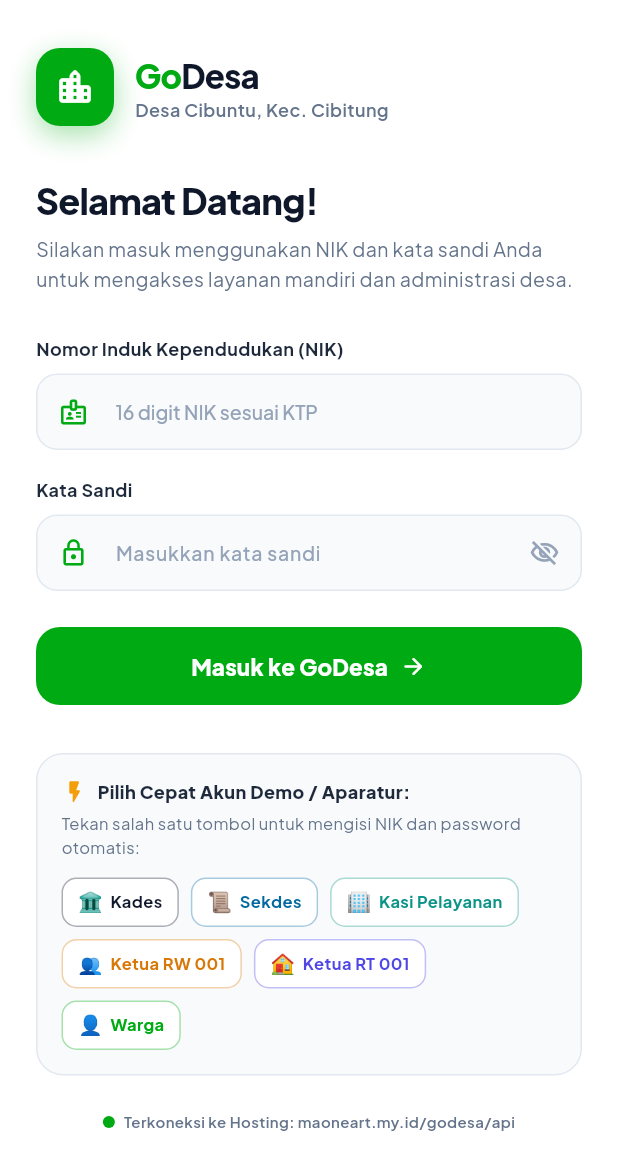
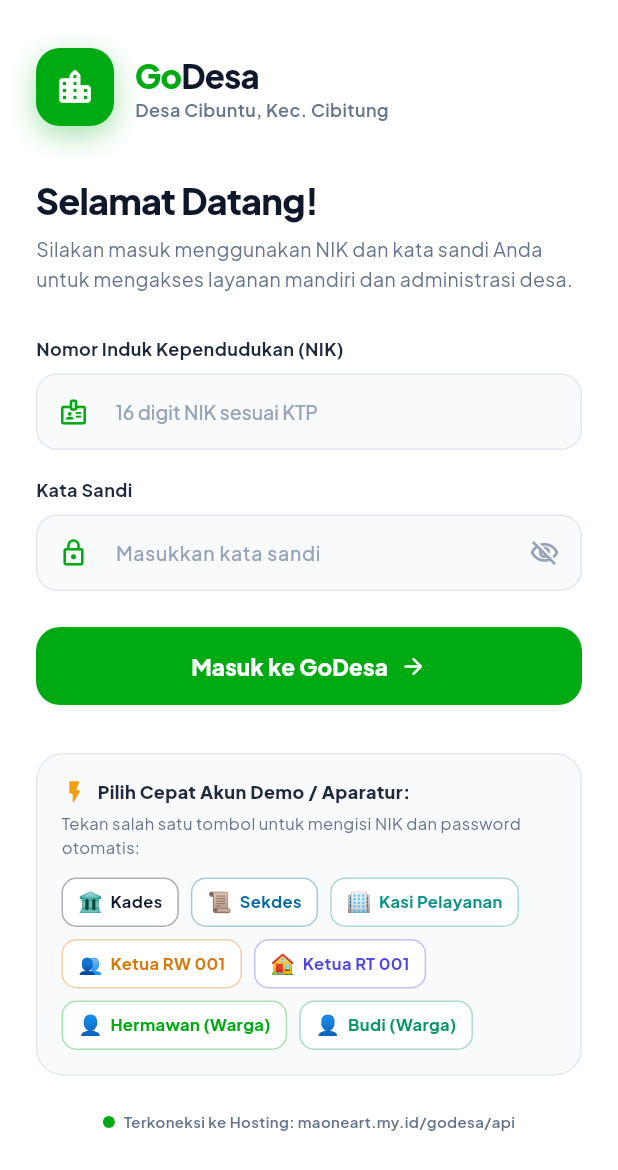
Before and after one commit to maoneart/GoDesa, a Flutter app: the screen it shows after launch, on a phone screen of 412 x 824 dp. Shown: the top 1170 px of the screen. Run offline on Flutter 3.47's test engine with Material 3 defaults, Android fonts, the phone set to English and light mode, and no system bars; our stand-ins replace google_fonts, shared_preferences; accounts and stored records are empty.

Commit message:
fix(auth): refine NIK formatting, fix quick chip NIKs, and expand demo passwords

```diff
--- a/flutter_godesa/lib/screens/auth/login_screen.dart
+++ b/flutter_godesa/lib/screens/auth/login_screen.dart
@@ -419,18 +419,26 @@
                         _buildQuickChip(
                           icon: '🏠',
                           title: 'Ketua RT 001',
-                          name: 'Bpk. Sutisna',
-                          nik: '3216070101000001',
+                          name: 'Bpk. M. Kosasih',
+                          nik: '3216070101000006',
                           pass: 'rt123',
                           color: const Color(0xFF4F46E5),
                         ),
                         _buildQuickChip(
                           icon: '👤',
-                          title: 'Warga',
-                          name: 'Budi Kusuma (KK)',
-                          nik: '32160710890001',
+                          title: 'Hermawan (Warga)',
+                          name: 'Hermawan (KK)',
+                          nik: '3216071405950001',
                           pass: 'warga123',
                           color: AppTheme.gojekGreen,
+                        ),
+                        _buildQuickChip(
+                          icon: '👤',
+                          title: 'Budi (Warga)',
+                          name: 'Budi Kusuma (KK)',
+                          nik: '32160710910003',
+                          pass: 'warga123',
+                          color: const Color(0xFF059669),
                         ),
                       ],
                     ),
```
Also changed, not shown: 1 other file.
